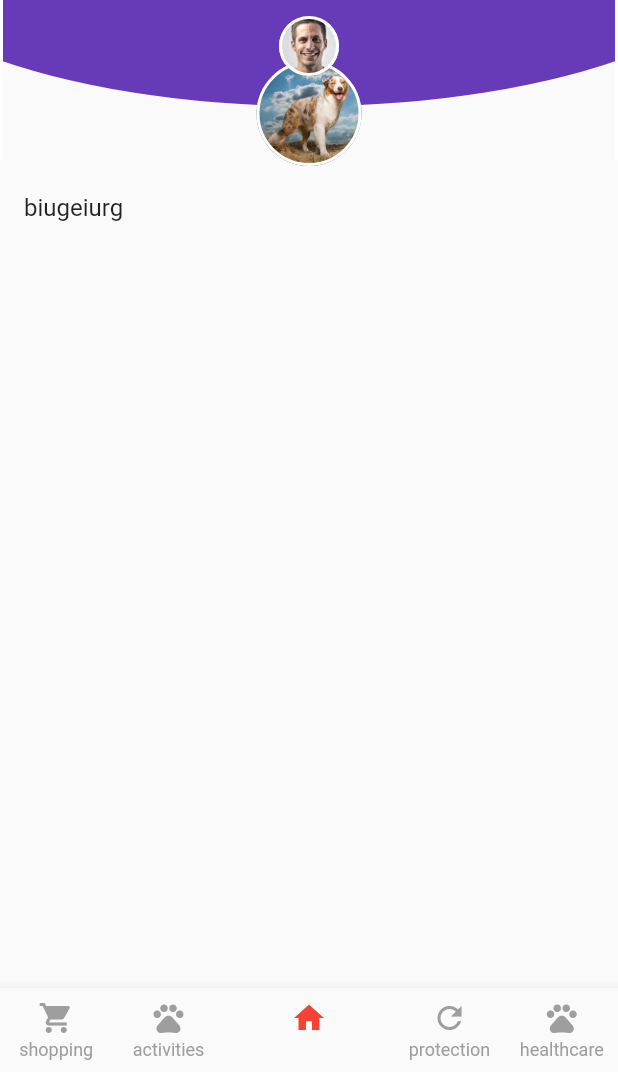
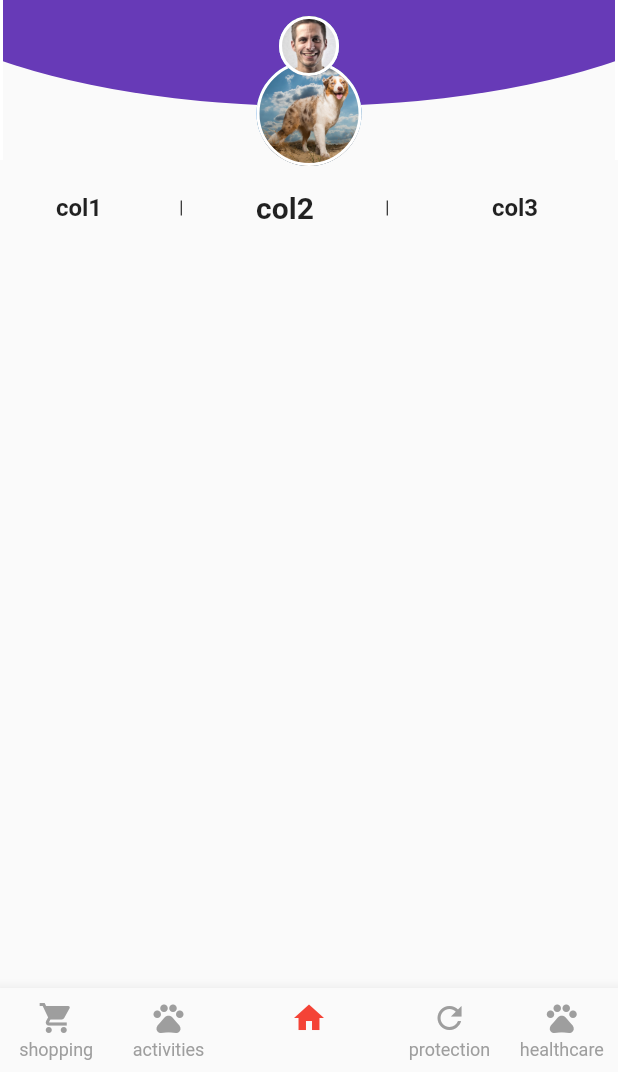
Before and after one commit to AndreyMokryj/flutter_ui_test, a Flutter app: the screen it shows after launch, on a phone screen of 412 x 824 dp, the part 164-1236 px from its top. Run offline on Flutter 3.47's test engine with Material 2 defaults, Android fonts, the phone set to English and light mode, and no system bars.

Commit message:
Added 3 text captions

```diff
--- a/lib/home.dart
+++ b/lib/home.dart
@@ -50,7 +50,6 @@ class HomePage extends StatelessWidget {
                       ),
 
                     ),
-//                  Image.asset("assets/logo.png"),
                   ],
                 ),
               ),
@@ -119,7 +118,63 @@ class HomePage extends StatelessWidget {
             ),
 
 // Another elements
-            ListTile(title: Text("biugeiurg"),),
+            Row(
+//               crossAxisAlignment: CrossAxisAlignment.stretch,
+              children: [
+                Expanded(
+                  child: ListTile(
+                    title: Text(
+                      "col1",
+                      textAlign: TextAlign.center,
+                      style: TextStyle(
+                          fontWeight: FontWeight.bold
+                      ),
+                    ),
+                    trailing: SizedBox(
+                      child: VerticalDivider(
+                        width: 1,
+                        color: Colors.black,
+                      ),
+                      height: 10,
+                    ),
+                  ),
+                  flex: 1,
+                ),
+                Expanded(
+                  child: ListTile(
+                    title: Text(
+                      "col2",
+                      textAlign: TextAlign.center,
+                      style: TextStyle(
+                        fontWeight: FontWeight.bold,
+                        fontSize: 20,
+                      ),
+                    ),
+                    trailing: SizedBox(
+                      child: VerticalDivider(
+                        width: 1,
+                        color: Colors.black,
+                      ),
+                      height: 10,
+                    ),
+                  ),
+                  flex: 1,
+                ),
+                Expanded(
+                  child: ListTile(
+                    title: Text(
+                      "col3",
+                      textAlign: TextAlign.center,
+                      style: TextStyle(
+                          fontWeight: FontWeight.bold
+                      ),
+                    ),
+                  ),
+
+
+                ),
+              ],
+            ),
           ],
         ),
 
```
